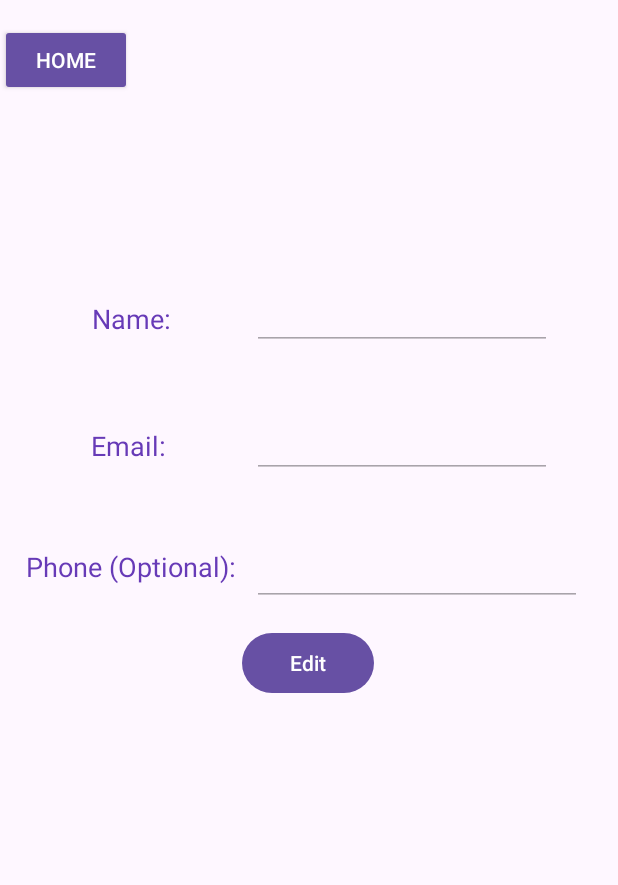
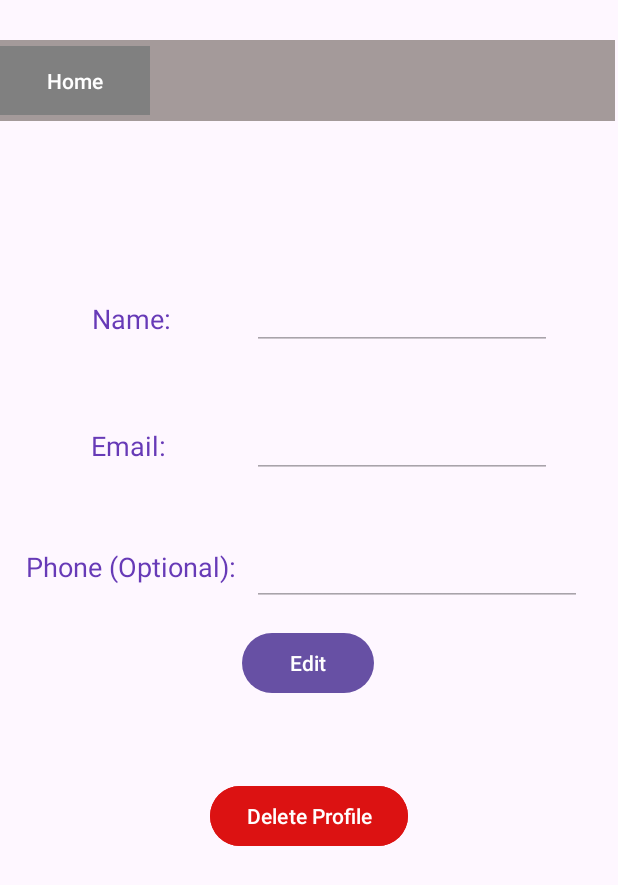
Before and after one commit to CMPUT301F25fusion1/fusion1-events, an Android app: the ProfileViewActivity screen opened directly, with no data from a screen before it, on a phone screen of 412 x 824 dp. Shown: the top 885 px of the screen. Run offline under Robolectric (Android 15) with nearby library versions, the phone set to English and light mode, and no system bars; our stand-ins replace Firebase (no records; nobody signed in at launch, a user with empty details on screens opened directly); 1 statement that could not run was skipped.

Commit message:
Implemented code for US 01.02.04 and test for Profile.java Class

```diff
--- a/code/fusion1events/app/build.gradle.kts
+++ b/code/fusion1events/app/build.gradle.kts
@@ -45,4 +45,6 @@ dependencies {
     implementation(platform("com.google.firebase:firebase-bom:34.4.0"))
     implementation("com.google.firebase:firebase-analytics")
     implementation("com.google.firebase:firebase-firestore")
+
+    testImplementation("com.google.truth:truth:1.4.2")
 }
--- a/code/fusion1events/app/src/main/java/com/example/fusion1_events/ProfileViewActivity.java
+++ b/code/fusion1events/app/src/main/java/com/example/fusion1_events/ProfileViewActivity.java
@@ -1,5 +1,7 @@
 package com.example.fusion1_events;
 
+import android.app.Activity;
+import android.app.AlertDialog;
 import android.os.Bundle;
 import android.text.TextUtils;
 import android.view.View;
@@ -17,11 +19,30 @@ import com.google.firebase.installations.FirebaseInstallations;
 import java.util.HashMap;
 import java.util.Map;
 
+/*
+ * File: ProfileViewActivity.java
+ *
+ * Role:
+ * - Let user view their current information like name, email and phone number,
+ *       they provided to the app
+ * - To get user's information like name, email, phone number that the
+ *      user wants to update in the database
+ * - Update all of this information to a collection called Profile in firebase.
+ * - As per their selected role, update the same set of data to either Entrant, Admin
+ *   or Organizer collection respectively.
+ * - Let's the user delete their account/profile from the app.
+ *
+ *
+ * Issues:
+ * - Assumes device is online.
+ *
+ */
+
 public class ProfileViewActivity extends AppCompatActivity {
     private CollectionReference profileRef, entrantsRef, organizerRef, adminRef ;
     private EditText nameProfileEditText, emailProfileEditText, numProfileEditText;
 
-    private Button homeButton, edtButton, saveButton, cancelEdtButton;
+    private Button homeButton, edtButton, saveButton, cancelEdtButton, deleteButtonProfileView;
 
     private String preEditName, preEditEmail, preEditNum;
 
@@ -36,6 +57,7 @@ public class ProfileViewActivity extends AppCompatActivity {
 
 
         edtButton = findViewById(R.id.buttonEdit);
+        deleteButtonProfileView = findViewById(R.id.buttonDeleteProfileView);
         saveButton = findViewById(R.id.buttonSaveEdit);
         cancelEdtButton = findViewById(R.id.buttonCancelEdit);
 
@@ -79,9 +101,52 @@ public class ProfileViewActivity extends AppCompatActivity {
 
         saveButton.setOnClickListener(v -> saveEdit());
 
+        deleteButtonProfileView.setOnClickListener(v -> deleteUserProfile());
 
 
 
+
+    }
+
+    private void deleteUserProfile(){
+            new AlertDialog.Builder(this).setTitle("Delete Your Profile/Account.")
+                    .setMessage("Are you sure you want to delete your profile/account?")
+                    .setNegativeButton("Cancel", (d,w)-> {d.dismiss();
+                        deleteButtonProfileView.setEnabled(true);})
+                    .setPositiveButton("DELETE",(d,w)->{
+                        deleteButtonProfileView.setEnabled(false);
+
+                        FirebaseInstallations.getInstance().getId().addOnSuccessListener(deviceId -> {
+
+                            profileRef.document(deviceId).get().addOnSuccessListener(profile -> {
+
+                                    String role = profile.getString("role");
+
+                                    if (role.equals("ENTRANT")) {
+                                        entrantsRef.document(deviceId).delete();
+                                    }
+                                    if (role.equals("ORGANIZER")) {
+                                        organizerRef.document(deviceId).delete();
+                                    }
+                                    if (role.equals("ADMIN")) {
+                                        adminRef.document(deviceId).delete();
+                                    }
+
+                                    profileRef.document(deviceId).delete()
+                                            .addOnSuccessListener(v->{
+                                                Toast.makeText(this, "Profile/Account deleted successfully.",
+                                                        Toast.LENGTH_SHORT).show();
+                                                startActivity(new android.content.Intent(this, LoadAppActivity.class));
+                                                finish();
+                                            })
+                                            .addOnFailureListener(e ->{
+                                                Toast.makeText(this, "Could not delete right now!",
+                                                        Toast.LENGTH_SHORT).show();
+                                                deleteButtonProfileView.setEnabled(true);
+                                            });
+                            });
+                        });
+                    }).show();
     }
 
     private void goHomeScreen(){
@@ -93,19 +158,23 @@ public class ProfileViewActivity extends AppCompatActivity {
                     String role = profile.getString("role");
 
                     if (role.equals("ENTRANT")) {
-                        startActivity(new android.content.Intent(this, EntrantHomeActivity.class));
+                        startActivity(new android.content.Intent(this,
+                                EntrantHomeActivity.class));
                         finish();
                     }
                     if (role.equals("ORGANIZER")) {
-                        startActivity(new android.content.Intent(this, OrganizerHomeActivity.class));
+                        startActivity(new android.content.Intent(this,
+                                OrganizerHomeActivity.class));
                         finish();
                     }
                     if (role.equals("ADMIN")) {
-                        startActivity(new android.content.Intent(this, AdminHomeActivity.class));
+                        startActivity(new android.content.Intent(this,
+                                AdminHomeActivity.class));
                         finish();
                     }
                 } else {
-                    startActivity(new android.content.Intent(this, SignUpActivity.class));
+                    startActivity(new android.content.Intent(this,
+                            SignUpActivity.class));
                     finish();
                 }
             });
@@ -117,12 +186,14 @@ public class ProfileViewActivity extends AppCompatActivity {
 
         if (Mode){
             edtButton.setVisibility(View.GONE);
+            deleteButtonProfileView.setVisibility(View.GONE);
             saveButton.setVisibility(View.VISIBLE);
             cancelEdtButton.setVisibility(View.VISIBLE);
         }
 
         else {
             edtButton.setVisibility(View.VISIBLE);
+            deleteButtonProfileView.setVisibility(View.VISIBLE);
             saveButton.setVisibility(View.GONE);
             cancelEdtButton.setVisibility(View.GONE);
         }
@@ -141,7 +212,8 @@ public class ProfileViewActivity extends AppCompatActivity {
 
         editMode(false);
 
-        Toast.makeText(this, "Edit Canceled", Toast.LENGTH_SHORT).show();
+        Toast.makeText(this, "Edit Canceled",
+                Toast.LENGTH_SHORT).show();
 
     }
 
@@ -151,12 +223,14 @@ public class ProfileViewActivity extends AppCompatActivity {
         String postEditNum = numProfileEditText.getText().toString().trim();
 
         if(TextUtils.isEmpty(postEditName)){
-            Toast.makeText(this, "Please Enter a Name", Toast.LENGTH_SHORT).show();
+            Toast.makeText(this, "Please Enter a Name",
+                    Toast.LENGTH_SHORT).show();
             return;
         }
 
         if(TextUtils.isEmpty(postEditEmail)){
-            Toast.makeText(this, "Please Enter an Email Address", Toast.LENGTH_SHORT).show();
+            Toast.makeText(this, "Please Enter an Email Address",
+                    Toast.LENGTH_SHORT).show();
             return;
         }
 
@@ -176,12 +250,6 @@ public class ProfileViewActivity extends AppCompatActivity {
                 updateProfileData.put("number", "NA");
             }
 
-            profileRef.document(device_id).get().addOnSuccessListener(profile -> {
-
-                if (profile.exists()) {
-                    String role = profile.getString("role");
-                }
-            });
 
             profileRef.document(device_id).set(updateProfileData, SetOptions.merge())
                     .addOnSuccessListener(aVoid -> {
@@ -191,18 +259,22 @@ public class ProfileViewActivity extends AppCompatActivity {
                             String role = profile.getString("role");
 
                             if (role.equals("ENTRANT")) {
-                                entrantsRef.document(device_id).set(updateProfileData, SetOptions.merge());
+                                entrantsRef.document(device_id).set(updateProfileData,
+                                        SetOptions.merge());
                             }
 
                             if (role.equals("ORGANIZER")){
-                                organizerRef.document(device_id).set(updateProfileData, SetOptions.merge());
+                                organizerRef.document(device_id).set(updateProfileData,
+                                        SetOptions.merge());
                             }
 
                             if (role.equals("ADMIN")) {
-                                adminRef.document(device_id).set(updateProfileData, SetOptions.merge());
+                                adminRef.document(device_id).set(updateProfileData,
+                                        SetOptions.merge());
                             }
                         });
-                        Toast.makeText(this, "Edit commited Successful!!", Toast.LENGTH_SHORT).show();
+                        Toast.makeText(this, "Edit commited Successful!!",
+                                Toast.LENGTH_SHORT).show();
 
 
 
--- a/code/fusion1events/app/src/main/res/layout/activity_profile_view.xml
+++ b/code/fusion1events/app/src/main/res/layout/activity_profile_view.xml
@@ -3,18 +3,8 @@
     xmlns:app="http://schemas.android.com/apk/res-auto"
     xmlns:tools="http://schemas.android.com/tools"
     android:layout_width="match_parent"
-    android:layout_height="match_parent">
-
-    <Button
-        android:id="@+id/buttonGoToHome"
-        style="@style/Widget.AppCompat.Button"
-        android:layout_width="wrap_content"
-        android:layout_height="wrap_content"
-        android:layout_marginTop="16dp"
-        android:text="@string/Home"
-        app:layout_constraintStart_toStartOf="parent"
-        app:layout_constraintTop_toTopOf="parent"
-        android:visibility="visible"/>
+    android:layout_height="match_parent"
+    >
 
 
     <EditText
@@ -23,9 +13,9 @@
         android:layout_height="wrap_content"
         android:layout_marginTop="60dp"
         android:layout_marginEnd="44dp"
+        android:enabled="false"
         app:layout_constraintEnd_toEndOf="parent"
-        app:layout_constraintTop_toBottomOf="@+id/imageView"
-        android:enabled="false"/>
+        app:layout_constraintTop_toBottomOf="@+id/imageView" />
 
     <EditText
         android:id="@+id/profileEditEmail"
@@ -33,9 +23,9 @@
         android:layout_height="wrap_content"
         android:layout_marginTop="40dp"
         android:layout_marginEnd="44dp"
+        android:enabled="false"
         app:layout_constraintEnd_toEndOf="parent"
-        app:layout_constraintTop_toBottomOf="@+id/profileEditName"
-        android:enabled="false"/>
+        app:layout_constraintTop_toBottomOf="@+id/profileEditName" />
 
     <EditText
         android:id="@+id/profileEditNumber"
@@ -43,9 +33,9 @@
         android:layout_height="wrap_content"
         android:layout_marginTop="40dp"
         android:layout_marginEnd="24dp"
+        android:enabled="false"
         app:layout_constraintEnd_toEndOf="parent"
-        app:layout_constraintTop_toBottomOf="@+id/profileEditEmail"
-        android:enabled="false"/>
+        app:layout_constraintTop_toBottomOf="@+id/profileEditEmail" />
 
 
     <TextView
@@ -116,11 +106,11 @@
         android:layout_height="wrap_content"
         android:layout_marginBottom="88dp"
         android:text="Save"
+        android:visibility="gone"
         app:layout_constraintBottom_toBottomOf="parent"
         app:layout_constraintEnd_toStartOf="@+id/buttonCancelEdit"
         app:layout_constraintHorizontal_bias="0.446"
-        app:layout_constraintStart_toStartOf="parent"
-        android:visibility="gone"/>
+        app:layout_constraintStart_toStartOf="parent" />
 
     <Button
         android:id="@+id/buttonCancelEdit"
@@ -129,11 +119,45 @@
         android:layout_marginEnd="72dp"
         android:layout_marginBottom="88dp"
         android:text="Cancel"
+        android:visibility="gone"
+        app:layout_constraintBottom_toBottomOf="parent"
+        app:layout_constraintEnd_toEndOf="parent" />
+
+    <Button
+        android:id="@+id/buttonDeleteProfileView"
+        android:layout_width="wrap_content"
+        android:layout_height="wrap_content"
+        android:backgroundTint="#DC1212"
+        android:text="Delete Profile"
         app:layout_constraintBottom_toBottomOf="parent"
         app:layout_constraintEnd_toEndOf="parent"
-        android:visibility="gone"/>
+        app:layout_constraintStart_toStartOf="parent"
+        app:layout_constraintTop_toBottomOf="@+id/buttonEdit"
+        app:layout_constraintVertical_bias="0.175" />
 
+    <LinearLayout
+        android:layout_width="410dp"
+        android:layout_height="54dp"
+        android:background="#E0D6D6"
+        android:backgroundTint="#A49A9A"
+        android:orientation="horizontal"
+        app:layout_constraintBottom_toTopOf="@+id/imageView"
+        app:layout_constraintEnd_toEndOf="parent"
+        app:layout_constraintHorizontal_bias="0.0"
+        app:layout_constraintStart_toStartOf="parent"
+        app:layout_constraintTop_toTopOf="parent"
+        app:layout_constraintVertical_bias="0.364">
 
+        <Button
+            android:id="@+id/buttonGoToHome"
+            android:layout_width="100dp"
+            android:layout_height="match_parent"
+            android:backgroundTint="#808080"
+            android:text="@string/Home"
+            android:textColor="@android:color/white"
+            android:visibility="visible"
+            app:cornerRadius="0dp" />
+    </LinearLayout>
 
 
 </androidx.constraintlayout.widget.ConstraintLayout>
```
Also changed, not shown: code/fusion1events/app/src/main/java/com/example/fusion1_events/DatabaseReferences.java (+10 -0 lines), code/fusion1events/app/src/main/java/com/example/fusion1_events/LoadAppActivity.java (+14 -0 lines), code/fusion1events/app/src/main/java/com/example/fusion1_events/Profile.java (+19 -7 lines), code/fusion1events/app/src/main/java/com/example/fusion1_events/SignUpActivity.java (+34 -8 lines), 1 other file.
